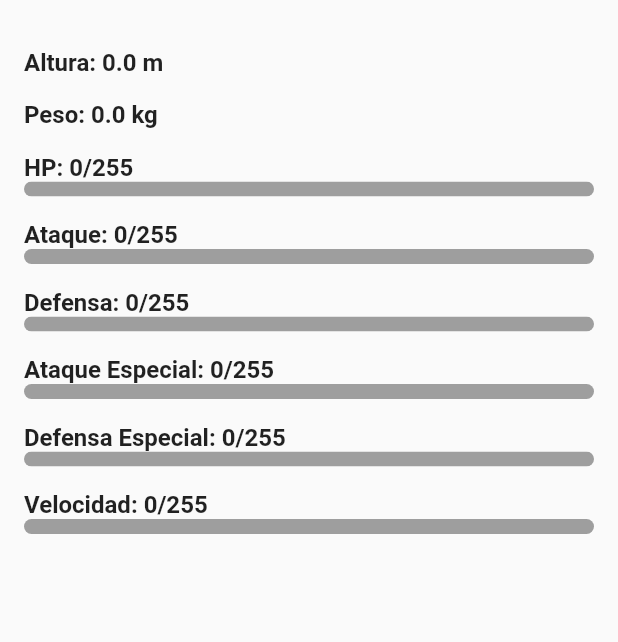
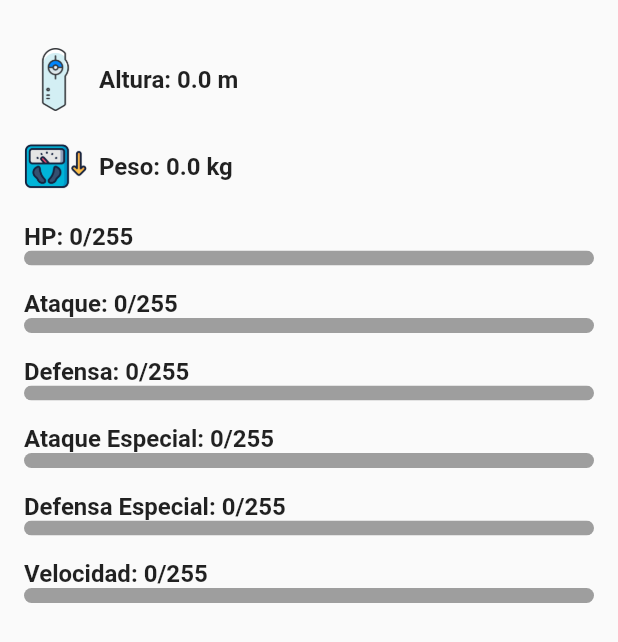
Before and after one commit to Bryant-RD/Pokedex-Flutter, a Flutter app: the PokemonDetailSobre widget shown alone on an empty page, opened directly with empty values, on a phone screen of 412 x 824 dp. Shown: the top 642 px of the screen. Run offline on Flutter 3.47's test engine with Material 2 defaults, Android fonts, the phone set to English and light mode, and no system bars; network calls fail.

Commit message:
errores esteticos arreglados

```diff
--- a/lib/pages/PokemonDetail.dart
+++ b/lib/pages/PokemonDetail.dart
@@ -128,43 +128,54 @@ class PokemonDetailSobre extends StatelessWidget {
       child: Column(
         crossAxisAlignment: CrossAxisAlignment.start,
         children: [
-          SizedBox(height: 16),
-          Text(
-            'Altura: ${(pokemon?.height ?? 0) / 10} m',
-            style: const TextStyle(
-              fontSize: 16.0,
-              fontWeight: FontWeight.bold,
-            ),
-          ),
-          SizedBox(height: 16),
-          Text(
-            'Peso: ${(pokemon?.weight ?? 0) / 10} kg',
-            style: const TextStyle(
-              fontSize: 16.0,
-              fontWeight: FontWeight.bold,
-            ),
-          ),
-          SizedBox(height: 16),
-
+          // const SizedBox(height: 16),
+          // Text(
+          //   'Especie: ${pokemon?.species}', // Muestra la especie del Pokemon
+          //   style: const TextStyle(
+          //     fontSize: 16.0,
+          //     fontWeight: FontWeight.bold,
+          //   ),
+          // ),
+          const SizedBox(height: 16),
+          _buildStatRow('assets/alturaicon.png', 'Altura', '${(pokemon?.height ?? 0) / 10} m'),
+          const SizedBox(height: 16),
+          _buildStatRow('assets/pesoicon.png', 'Peso', '${(pokemon?.weight ?? 0) / 10} kg'),
+          const SizedBox(height: 16),
           if (baseStats != null)
             Column(
               crossAxisAlignment: CrossAxisAlignment.start,
               children: [
                 _buildStatBar('HP', baseStats.hp, 255),
-                SizedBox(height: 16),
+                const SizedBox(height: 16),
                 _buildStatBar('Ataque', baseStats.attack, 255),
-                SizedBox(height: 16),
+                const SizedBox(height: 16),
                 _buildStatBar('Defensa', baseStats.defence, 255),
-                SizedBox(height: 16),
+                const SizedBox(height: 16),
                 _buildStatBar('Ataque Especial', baseStats.specialAttack, 255),
-                SizedBox(height: 16),
+                const SizedBox(height: 16),
                 _buildStatBar('Defensa Especial', baseStats.specialDefence, 255),
-                SizedBox(height: 16),
+                const SizedBox(height: 16),
                 _buildStatBar('Velocidad', baseStats.speed, 255),
               ],
             ),
         ],
       ),
+    );
+  }
+
+  Widget _buildStatRow(String icon, String label, String value) {
+    return Row(
+      children: [
+        Image.asset(icon, width: 42, height: 42), // Icono
+        const SizedBox(width: 8), // Espacio entre el icono y el texto
+        Text(
+          '$label: $value',
+          style: const TextStyle(
+            fontSize: 16.0,
+            fontWeight: FontWeight.bold,
+          ),
+        ),
+      ],
     );
   }
 
@@ -193,6 +204,7 @@ class PokemonDetailSobre extends StatelessWidget {
   }
 }
 
+
 class PokemonDetailEvolucao extends StatelessWidget {
   const PokemonDetailEvolucao({Key? key}) : super(key: key);
 
--- a/pubspec.yaml
+++ b/pubspec.yaml
@@ -23,4 +23,6 @@ flutter:
     - assets/pokeball.png
     - assets/pokeballblack.png
     - assets/pokedex.png
+    - assets/alturaicon.png
+    - assets/pesoicon.png
   uses-material-design: true
```
Also changed, not shown: assets/alturaicon.png (added), assets/pesoicon.png (added).
